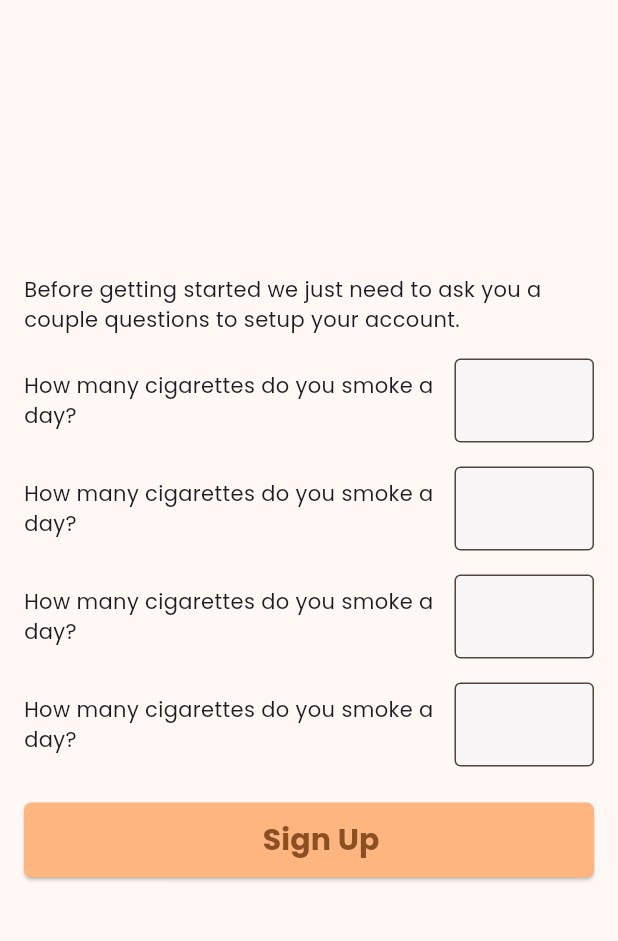
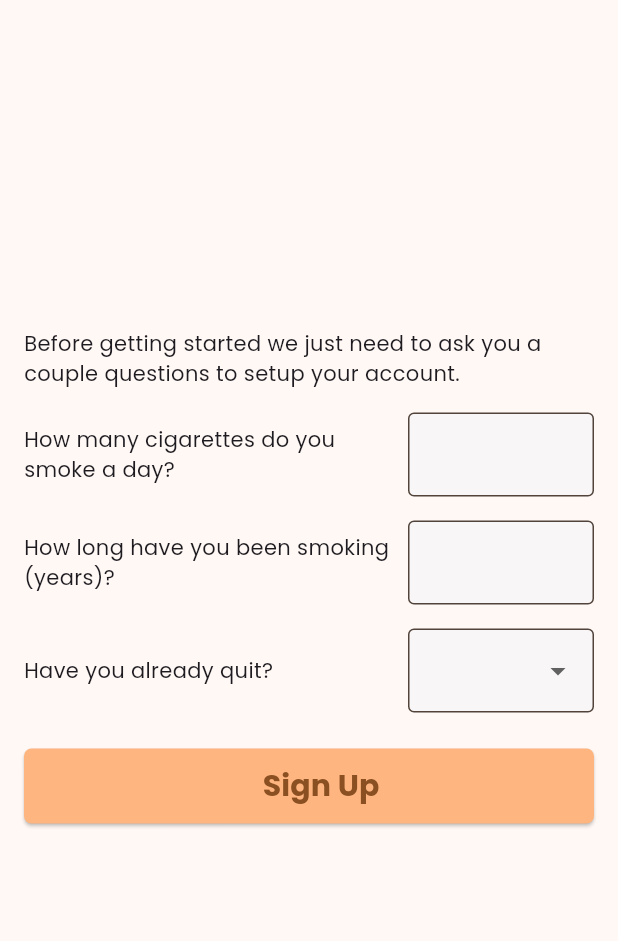
Before and after one commit to Toby-van-Berkum/stopit_frontend, a Flutter app: the RegisterPageForm screen opened directly, on a phone screen of 412 x 824 dp, the part 84-1025 px from its top. Run offline on Flutter 3.47's test engine with Material 3 defaults, Android fonts, the phone set to English and light mode, and no system bars; our stand-ins replace google_fonts.

Commit message:
Added Intl Dependency Added Register Form Page functionality, input and error handling

```diff
--- a/lib/pages/register_page_form.dart
+++ b/lib/pages/register_page_form.dart
@@ -1,6 +1,7 @@
 import 'package:flutter/material.dart';
 import 'package:stopit_frontend/pages/globals.dart';
 import 'package:stopit_frontend/pages/login_page.dart';
+import 'package:intl/intl.dart';
 
 class RegisterPageForm extends StatefulWidget {
   const RegisterPageForm({super.key, required this.title});
@@ -12,6 +13,25 @@ class RegisterPageForm extends StatefulWidget {
 }
 
 class _RegisterPageFormState extends State<RegisterPageForm> {
+  final _formKey = GlobalKey<FormState>();
+  bool _hasQuit = false;
+  DateTime? _quitDate;
+  final DateFormat _dateFormat = DateFormat('yyyy-MM-dd');
+
+  Future<void> _selectDate(BuildContext context) async {
+    final DateTime? picked = await showDatePicker(
+      context: context,
+      initialDate: DateTime.now(), // Default date
+      firstDate: DateTime(1900), // Earliest date
+      lastDate: DateTime.now(), // Latest date
+    );
+    if (picked != null && picked != _quitDate) {
+      setState(() {
+        _quitDate = picked;
+      });
+    }
+  }
+
   @override
   Widget build(BuildContext context) {
     return Scaffold(
@@ -22,6 +42,8 @@ class _RegisterPageFormState extends State<RegisterPageForm> {
       body: Center(
         child: Padding(
           padding: const EdgeInsets.all(16.0),
+          child: Form(
+            key: _formKey,
             child: Column(
               mainAxisAlignment: MainAxisAlignment.center,
               crossAxisAlignment: CrossAxisAlignment.start,
@@ -33,7 +55,7 @@ class _RegisterPageFormState extends State<RegisterPageForm> {
                 Row(
                   children: [
                     Flexible(
-                    flex: 3, // 2/3 of the row width
+                      flex: 2, // 2/3 of the row width
                       child: FractionallySizedBox(
                         widthFactor: 1.0,
                         child: Text(
@@ -45,9 +67,19 @@ class _RegisterPageFormState extends State<RegisterPageForm> {
                     const SizedBox(width: 8),
                     Flexible(
                       flex: 1, // 1/3 of the row width
-                    child: TextField(
+                      child: TextFormField(
                         keyboardType: TextInputType.number,
-                      decoration: AppStyles.inputStyle()
+                        decoration: AppStyles.inputStyle(),
+                        validator: (value) {
+                          if (value == null || value.isEmpty) {
+                            return 'Please enter a number';
+                          }
+                          final number = int.tryParse(value);
+                          if (number == null || number < 0) {
+                            return 'Please enter a valid number';
+                          }
+                          return null;
+                        },
                       ),
                     ),
                   ],
@@ -56,11 +88,11 @@ class _RegisterPageFormState extends State<RegisterPageForm> {
                 Row(
                   children: [
                     Flexible(
-                    flex: 3, // 2/3 of the row width
+                      flex: 2, // 2/3 of the row width
                       child: FractionallySizedBox(
                         widthFactor: 1.0,
                         child: Text(
-                        "How many cigarettes do you smoke a day?",
+                          "How long have you been smoking (years)?",
                           softWrap: true,
                         ),
                       ),
@@ -68,9 +100,19 @@ class _RegisterPageFormState extends State<RegisterPageForm> {
                     const SizedBox(width: 8),
                     Flexible(
                       flex: 1, // 1/3 of the row width
-                    child: TextField(
+                      child: TextFormField(
                         keyboardType: TextInputType.number,
-                        decoration: AppStyles.inputStyle()
+                        decoration: AppStyles.inputStyle(),
+                        validator: (value) {
+                          if (value == null || value.isEmpty) {
+                            return 'Please enter the number of years';
+                          }
+                          final number = int.tryParse(value);
+                          if (number == null || number < 0) {
+                            return 'Please enter a valid number';
+                          }
+                          return null;
+                        },
                       ),
                     ),
                   ],
@@ -79,11 +121,11 @@ class _RegisterPageFormState extends State<RegisterPageForm> {
                 Row(
                   children: [
                     Flexible(
-                    flex: 3, // 2/3 of the row width
+                      flex: 2, // 2/3 of the row width
                       child: FractionallySizedBox(
                         widthFactor: 1.0,
                         child: Text(
-                        "How many cigarettes do you smoke a day?",
+                          "Have you already quit?",
                           softWrap: true,
                         ),
                       ),
@@ -91,22 +133,43 @@ class _RegisterPageFormState extends State<RegisterPageForm> {
                     const SizedBox(width: 8),
                     Flexible(
                       flex: 1, // 1/3 of the row width
-                    child: TextField(
-                        keyboardType: TextInputType.number,
-                        decoration: AppStyles.inputStyle()
+                      child: DropdownButtonFormField<bool>(
+                        decoration: AppStyles.inputStyle(),
+                        items: [
+                          DropdownMenuItem(
+                            value: true,
+                            child: Text("Yes"),
+                          ),
+                          DropdownMenuItem(
+                            value: false,
+                            child: Text("No"),
+                          ),
+                        ],
+                        onChanged: (value) {
+                          setState(() {
+                            _hasQuit = value ?? false;
+                          });
+                        },
+                        validator: (value) {
+                          if (value == null) {
+                            return 'Please select an option';
+                          }
+                          return null;
+                        },
                       ),
                     ),
                   ],
                 ),
+                if (_hasQuit) ...[
                   const SizedBox(height: 16),
                   Row(
                     children: [
                       Flexible(
-                    flex: 3, // 2/3 of the row width
+                        flex: 2, // 2/3 of the row width
                         child: FractionallySizedBox(
                           widthFactor: 1.0,
                           child: Text(
-                        "How many cigarettes do you smoke a day?",
+                            "When did you quit?",
                             softWrap: true,
                           ),
                         ),
@@ -114,17 +177,32 @@ class _RegisterPageFormState extends State<RegisterPageForm> {
                       const SizedBox(width: 8),
                       Flexible(
                         flex: 1, // 1/3 of the row width
-                    child: TextField(
-                        keyboardType: TextInputType.number,
-                        decoration: AppStyles.inputStyle()
+                        child: GestureDetector(
+                          onTap: () => _selectDate(context),
+                          child: AbsorbPointer(
+                            child: TextFormField(
+                              decoration: AppStyles.inputStyle(
+                                _quitDate == null
+                                    ? "Enter date"
+                                    : _dateFormat.format(_quitDate!),
+                              ),
+                              validator: (value) {
+                                if (_quitDate == null) {
+                                  return 'Please select a date';
+                                }
+                                return null;
+                              },
+                            ),
+                          ),
                         ),
                       ),
                     ],
                   ),
-
+                ],
                 const SizedBox(height: 24),
                 ElevatedButton(
                   onPressed: () {
+                    if (_formKey.currentState?.validate() ?? false) {
                       Navigator.pushReplacement(
                         context,
                         MaterialPageRoute(
@@ -133,6 +211,7 @@ class _RegisterPageFormState extends State<RegisterPageForm> {
                           ),
                         ),
                       );
+                    }
                   },
                   style: AppStyles.largeButton(context),
                   child: const Align(
@@ -152,6 +231,7 @@ class _RegisterPageFormState extends State<RegisterPageForm> {
             ),
           ),
         ),
+      ),
     );
   }
 }
--- a/pubspec.yaml
+++ b/pubspec.yaml
@@ -36,6 +36,7 @@ dependencies:
   # Use with the CupertinoIcons class for iOS style icons.
   cupertino_icons: ^1.0.6
   google_fonts: ^6.2.1
+  intl: ^0.19.0
 
 dev_dependencies:
   flutter_test:
```
Also changed, not shown: pubspec.lock. Lines whose indentation alone changed are shown as unchanged.
